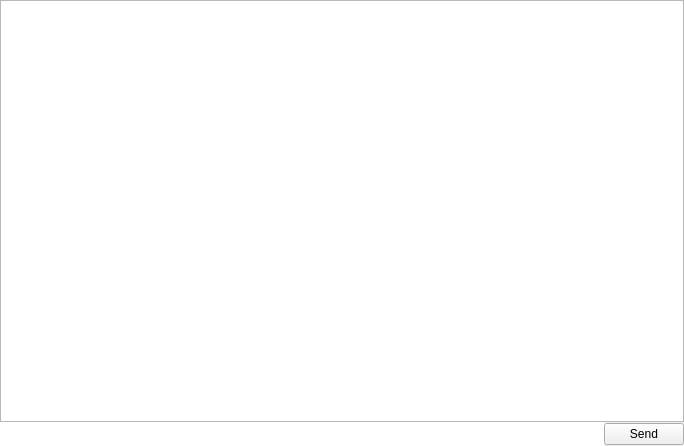
Qt form forms/tcp_console.ui (schwemmdx/keithley-tool) before a commit.
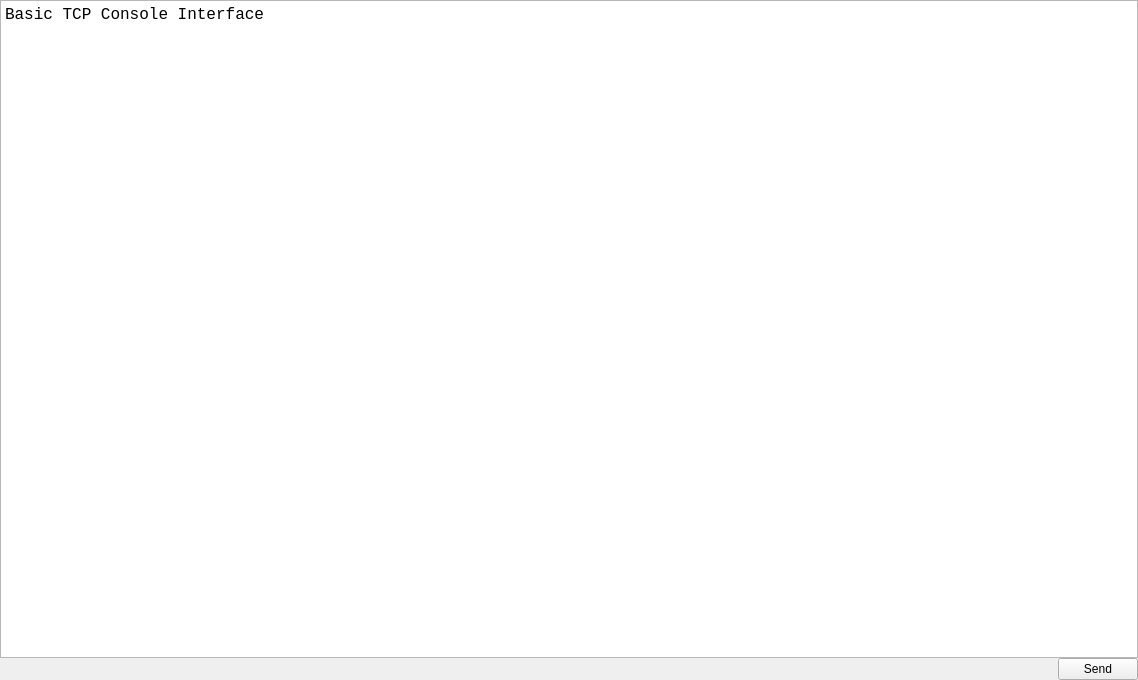
The same form after that commit.

What changed in the file:
```diff
--- a/forms/tcp_console.ui
+++ b/forms/tcp_console.ui
@@ -6,8 +6,8 @@
    <rect>
     <x>0</x>
     <y>0</y>
-    <width>684</width>
-    <height>446</height>
+    <width>1138</width>
+    <height>680</height>
    </rect>
   </property>
   <property name="font">
@@ -57,26 +57,32 @@
       <number>80</number>
      </property>
      <property name="readOnly">
-      <bool>true</bool>
+      <bool>false</bool>
+     </property>
+     <property name="html">
+      <string>&lt;!DOCTYPE HTML PUBLIC &quot;-//W3C//DTD HTML 4.0//EN&quot; &quot;http://www.w3.org/TR/REC-html40/strict.dtd&quot;&gt;
+&lt;html&gt;&lt;head&gt;&lt;meta name=&quot;qrichtext&quot; content=&quot;1&quot; /&gt;&lt;meta charset=&quot;utf-8&quot; /&gt;&lt;style type=&quot;text/css&quot;&gt;
+p, li { white-space: pre-wrap; }
+hr { height: 1px; border-width: 0; }
+li.unchecked::marker { content: &quot;\2610&quot;; }
+li.checked::marker { content: &quot;\2612&quot;; }
+&lt;/style&gt;&lt;/head&gt;&lt;body style=&quot; font-family:'Consolas'; font-size:11pt; font-weight:400; font-style:normal;&quot;&gt;
+&lt;p style=&quot; margin-top:0px; margin-bottom:0px; margin-left:0px; margin-right:0px; -qt-block-indent:0; text-indent:0px;&quot;&gt;&lt;span style=&quot; font-size:12pt;&quot;&gt;Basic TCP Console Interface&lt;/span&gt;&lt;/p&gt;&lt;/body&gt;&lt;/html&gt;</string>
      </property>
     </widget>
    </item>
    <item row="1" column="0">
-    <widget class="QLineEdit" name="inputLine">
-     <property name="font">
-      <font>
-       <family>Consolas</family>
-       <pointsize>11</pointsize>
-       <kerning>true</kerning>
-      </font>
+    <spacer name="horizontalSpacer">
+     <property name="orientation">
+      <enum>Qt::Horizontal</enum>
      </property>
-     <property name="frame">
-      <bool>false</bool>
+     <property name="sizeHint" stdset="0">
+      <size>
+       <width>40</width>
+       <height>20</height>
+      </size>
      </property>
-     <property name="clearButtonEnabled">
-      <bool>false</bool>
-     </property>
-    </widget>
+    </spacer>
    </item>
   </layout>
  </widget>
```
